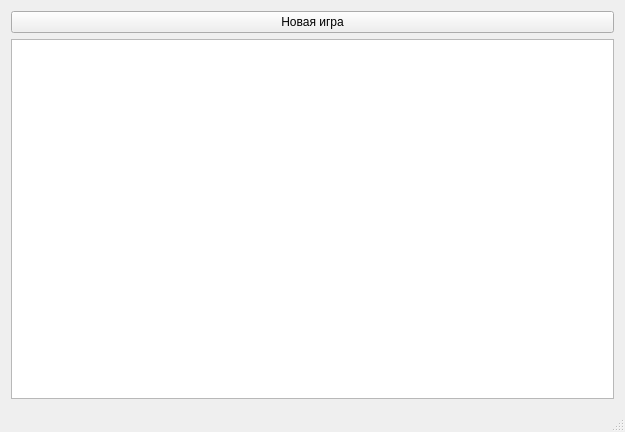
Old version of the form chapaev/mainwindow.ui in the repository dimitryku/chapaev.
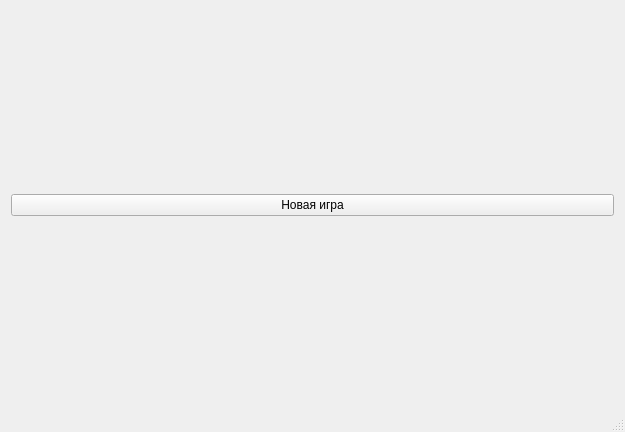
New version of the form.

The edit to the form file:
```diff
--- a/chapaev/mainwindow.ui
+++ b/chapaev/mainwindow.ui
@@ -23,7 +23,7 @@
      </widget>
     </item>
     <item>
-     <widget class="QGraphicsView" name="graphicsView"/>
+     <layout class="QGridLayout" name="gridLayout"/>
     </item>
    </layout>
   </widget>
```
